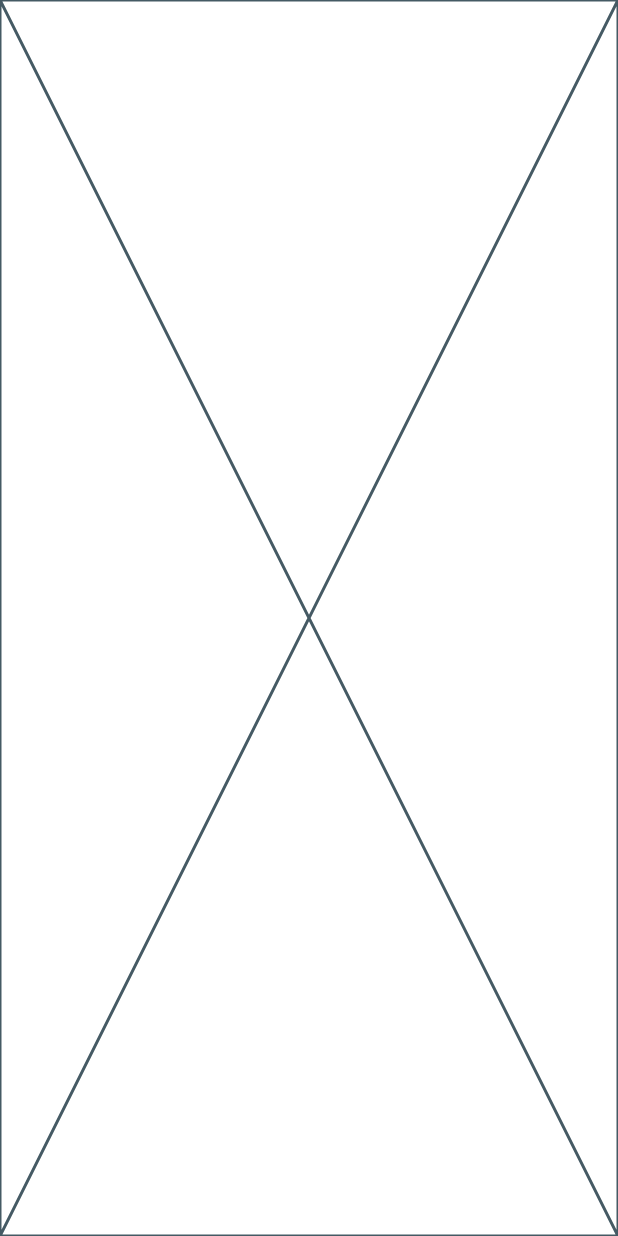
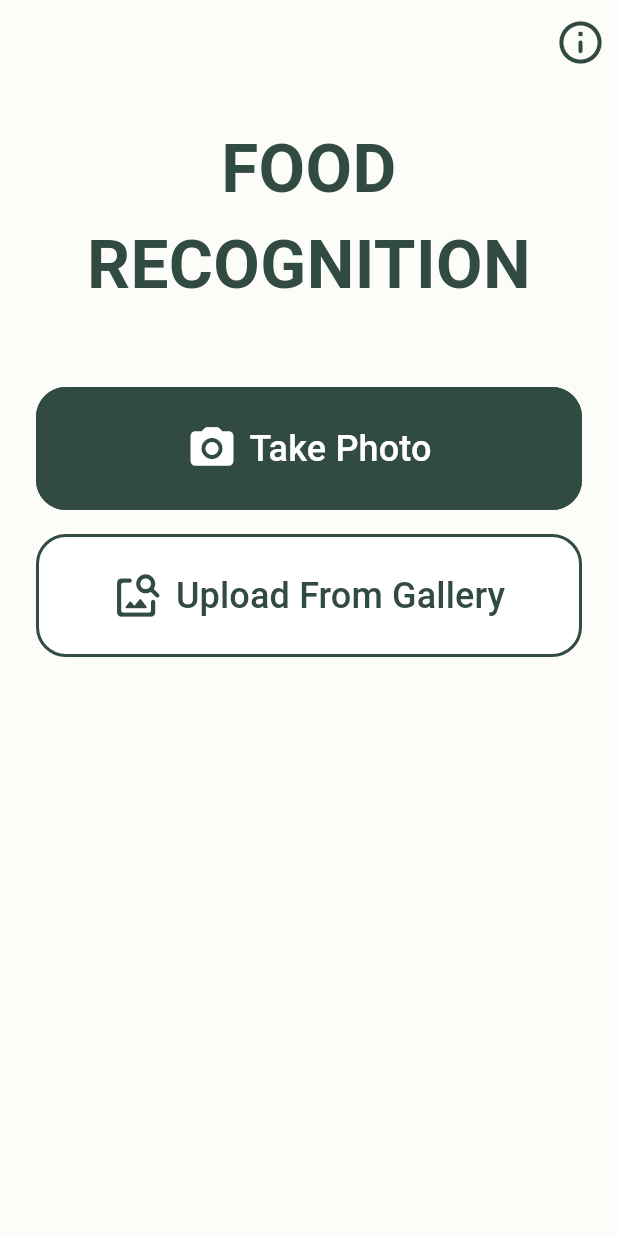
Before and after one commit to ahmadsufyan455/food-snap, a Flutter app: the screen it shows after launch, on a phone screen of 412 x 824 dp. Run offline on Flutter 3.47's test engine with Material 3 defaults, Android fonts, the light colour scheme and no system bars; our stand-ins replace image_picker; missing offline and left inert: tflite_flutter.

Commit message:
feat: integrate image service with the UI home and result

```diff
--- /dev/null
+++ b/lib/dtos/classification_result_dto.dart
@@ -0,0 +1,6 @@
+class ClassificationResultDto {
+  final int index;
+  final double score;
+
+  ClassificationResultDto({required this.index, required this.score});
+}
--- a/lib/main.dart
+++ b/lib/main.dart
@@ -1,9 +1,11 @@
 import 'package:flutter/material.dart';
 import 'package:food_snap/services/image_classification_service.dart';
+import 'package:food_snap/theme/app_colors.dart';
 import 'package:food_snap/ui/camera_page.dart';
 import 'package:food_snap/ui/detail_page.dart';
 import 'package:food_snap/ui/home_page.dart';
 import 'package:food_snap/ui/result_page.dart';
+import 'package:food_snap/viewmodels/home_viewmodel.dart';
 import 'package:food_snap/viewmodels/image_classification_viewmodel.dart';
 import 'package:provider/provider.dart';
 
@@ -21,14 +23,19 @@ class MainApp extends StatelessWidget {
         Provider(create: (_) => ImageClassificationService()),
         ChangeNotifierProvider(
           create:
-              (_) => ImageClassificationViewmodel(
+              (context) => ImageClassificationViewmodel(
                 context.read<ImageClassificationService>(),
               ),
         ),
+        ChangeNotifierProvider(create: (_) => HomeViewmodel()),
       ],
       child: MaterialApp(
         debugShowCheckedModeBanner: false,
-        theme: ThemeData(useMaterial3: true),
+        theme: ThemeData(
+          useMaterial3: true,
+          scaffoldBackgroundColor: AppColors.secondary,
+          appBarTheme: AppBarTheme(backgroundColor: Colors.transparent),
+        ),
         initialRoute: HomePage.route,
         routes: {
           HomePage.route: (context) => HomePage(),
--- /dev/null
+++ b/lib/models/classification_model.dart
@@ -0,0 +1,6 @@
+class ClassificationModel {
+  final String label;
+  final double confidenceScore;
+
+  ClassificationModel({required this.label, required this.confidenceScore});
+}
--- /dev/null
+++ b/lib/theme/app_colors.dart
@@ -0,0 +1,6 @@
+import 'package:flutter/material.dart';
+
+class AppColors {
+  static const Color primary = Color(0XFF324B42);
+  static const Color secondary = Color(0XFFFCFDF8);
+}
--- a/lib/ui/home_page.dart
+++ b/lib/ui/home_page.dart
@@ -1,11 +1,127 @@
+import 'dart:io';
+
 import 'package:flutter/material.dart';
+import 'package:food_snap/theme/app_colors.dart';
+import 'package:food_snap/ui/result_page.dart';
+import 'package:food_snap/viewmodels/home_viewmodel.dart';
+import 'package:food_snap/viewmodels/image_classification_viewmodel.dart';
+import 'package:food_snap/widgets/app_button.dart';
+import 'package:provider/provider.dart';
 
-class HomePage extends StatelessWidget {
+class HomePage extends StatefulWidget {
   static const String route = '/homePage';
   const HomePage({super.key});
 
   @override
+  State<HomePage> createState() => _HomePageState();
+}
+
+class _HomePageState extends State<HomePage> {
+  String? imagePath;
+
+  @override
   Widget build(BuildContext context) {
-    return const Placeholder();
+    return Scaffold(
+      appBar: AppBar(
+        actions: [
+          IconButton(
+            onPressed: () {},
+            icon: Icon(
+              Icons.info_outline_rounded,
+              color: AppColors.primary,
+              size: 34,
+            ),
+          ),
+        ],
+      ),
+      body: SingleChildScrollView(
+        child: Padding(
+          padding: const EdgeInsets.all(24),
+          child: Column(
+            crossAxisAlignment: CrossAxisAlignment.stretch,
+            children: [
+              Text(
+                'FOOD RECOGNITION',
+                textAlign: TextAlign.center,
+                style: TextStyle(
+                  color: AppColors.primary,
+                  fontSize: 45,
+                  fontWeight: FontWeight.bold,
+                ),
+              ),
+              const SizedBox(height: 50),
+              AppButton(
+                label: 'Take Photo',
+                onPressed: () {},
+                icon: Icons.photo_camera_rounded,
+              ),
+              const SizedBox(height: 16),
+              AppButton(
+                label: 'Upload From Gallery',
+                onPressed: () => context.read<HomeViewmodel>().openGallery(),
+                isOutline: true,
+                icon: Icons.image_search_rounded,
+              ),
+              const SizedBox(height: 30),
+              _buildImagePreview(),
+              // Text(
+              //   'Recent',
+              //   style: TextStyle(
+              //     color: AppColors.primary,
+              //     fontSize: 24,
+              //     fontWeight: FontWeight.w500,
+              //   ),
+              // ),
+            ],
+          ),
+        ),
+      ),
+    );
+  }
+
+  Widget _buildImagePreview() {
+    return Consumer<HomeViewmodel>(
+      builder: (_, value, _) {
+        imagePath = value.imagePath;
+        return imagePath != null
+            ? Column(
+              crossAxisAlignment: CrossAxisAlignment.stretch,
+              children: [
+                ClipRRect(
+                  borderRadius: BorderRadius.circular(12),
+                  child: Image.file(
+                    File(imagePath.toString()),
+                    fit: BoxFit.cover,
+                    height: 250,
+                  ),
+                ),
+                SizedBox(height: 16),
+                AppButton(
+                  label: 'Analyze',
+                  onPressed: () {
+                    context
+                        .read<ImageClassificationViewmodel>()
+                        .runClassification(imagePath!)
+                        .then((_) {
+                          if (!mounted) return;
+                          Navigator.pushNamed(context, ResultPage.route);
+                        });
+                  },
+                  paddingSize: 8,
+                  fontSize: 18,
+                ),
+                SizedBox(height: 8),
+                AppButton(
+                  label: 'Clear',
+                  onPressed: () => context.read<HomeViewmodel>().resetState(),
+                  isOutline: true,
+                  paddingSize: 8,
+                  fontSize: 18,
+                ),
+              ],
+            )
+            : SizedBox.shrink();
+      },
+    );
   }
 }
--- /dev/null
+++ b/lib/viewmodels/home_viewmodel.dart
@@ -0,0 +1,29 @@
+import 'package:flutter/foundation.dart';
+import 'package:image_picker/image_picker.dart';
+
+class HomeViewmodel extends ChangeNotifier {
+  String? imagePath;
+  XFile? imageFile;
+
+  void _setImage(XFile? value) {
+    imageFile = value;
+    imagePath = value?.path;
+    notifyListeners();
+  }
+
+  void openGallery() async {
+    final picker = ImagePicker();
+
+    final pickedFile = await picker.pickImage(source: ImageSource.gallery);
+
+    if (pickedFile != null) {
+      _setImage(pickedFile);
+    }
+  }
+
+  void resetState() {
+    imagePath = null;
+    imageFile = null;
+    notifyListeners();
+  }
+}
--- a/lib/viewmodels/image_classification_viewmodel.dart
+++ b/lib/viewmodels/image_classification_viewmodel.dart
@@ -1,18 +1,31 @@
 import 'package:flutter/foundation.dart';
+import 'package:food_snap/models/classification_model.dart';
 import 'package:food_snap/services/image_classification_service.dart';
+import 'package:food_snap/utils/object_mapper.dart';
 
 class ImageClassificationViewmodel extends ChangeNotifier {
   final ImageClassificationService _service;
 
-  ImageClassificationViewmodel(this._service) {
-    _service.initHelper();
-  }
+  ImageClassificationViewmodel(this._service);
 
-  List<Map<String, dynamic>> _classification = [];
-  List<Map<String, dynamic>> get classification => _classification;
+  bool _isInitialized = false;
+
+  ClassificationModel? _classification;
+  ClassificationModel? get classification => _classification;
 
   Future<void> runClassification(String imagePath) async {
-    _classification = await _service.runInferenceFromImagePath(imagePath);
+    if (!_isInitialized) {
+      await _service.initHelper();
+      _isInitialized = true;
+    }
+
+    final results = await _service.runInferenceFromImagePath(
+      imagePath,
+      topK: 3,
+    );
+    final classifications =
+        results.map((e) => e.toModel(_service.labels)).toList();
+    _classification = classifications[0];
     notifyListeners();
   }
 }
--- /dev/null
+++ b/lib/widgets/app_button.dart
@@ -0,0 +1,51 @@
+import 'package:flutter/material.dart';
+import 'package:food_snap/theme/app_colors.dart';
+
+class AppButton extends StatelessWidget {
+  final String label;
+  final VoidCallback onPressed;
+  final IconData? icon;
+  final bool isOutline;
+  final double fontSize;
+  final double paddingSize;
+  final double borderRadius;
+  const AppButton({
+    super.key,
+    required this.label,
+    required this.onPressed,
+    this.icon,
+    this.isOutline = false,
+    this.fontSize = 24,
+    this.paddingSize = 24,
+    this.borderRadius = 20,
+  });
+
+  @override
+  Widget build(BuildContext context) {
+    final textColor = isOutline ? AppColors.primary : Colors.white;
+    final buttonColor = isOutline ? Colors.white : AppColors.primary;
+    return ElevatedButton(
+      onPressed: onPressed,
+      style: ElevatedButton.styleFrom(
+        backgroundColor: buttonColor,
+        side: BorderSide(color: AppColors.primary, width: 2),
+        elevation: 0,
+        shape: RoundedRectangleBorder(
+          borderRadius: BorderRadius.circular(borderRadius),
+        ),
+        padding: EdgeInsets.all(paddingSize),
+      ),
+      child: Row(
+        mainAxisAlignment: MainAxisAlignment.center,
+        mainAxisSize: MainAxisSize.min,
+        children: [
+          if (icon != null) ...[
+            Icon(icon, color: textColor, size: 34),
+            const SizedBox(width: 8),
+          ],
+          Text(label, style: TextStyle(color: textColor, fontSize: fontSize)),
+        ],
+      ),
+    );
+  }
+}
--- a/pubspec.yaml
+++ b/pubspec.yaml
@@ -12,7 +12,6 @@ dependencies:
     sdk: flutter
   image: ^4.5.4
   image_picker: ^1.1.2
-  logger: ^2.5.0
   provider: ^6.1.5
   tflite_flutter: ^0.11.0
 
```
Also changed, not shown: lib/services/image_classification_service.dart (+5 -9 lines), lib/ui/result_page.dart (+58 -1 lines), lib/utils/object_mapper.dart (added, +8 -0 lines), pubspec.lock.
